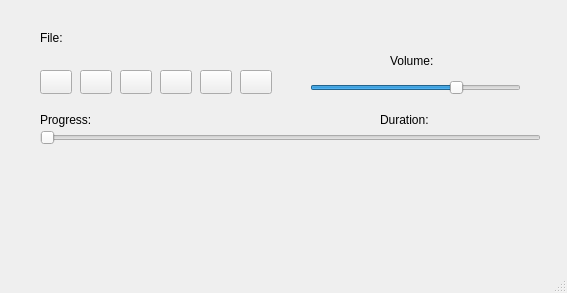
Qt form mainwindow.ui (Hurekity/QtMediaPlayer) before a commit.
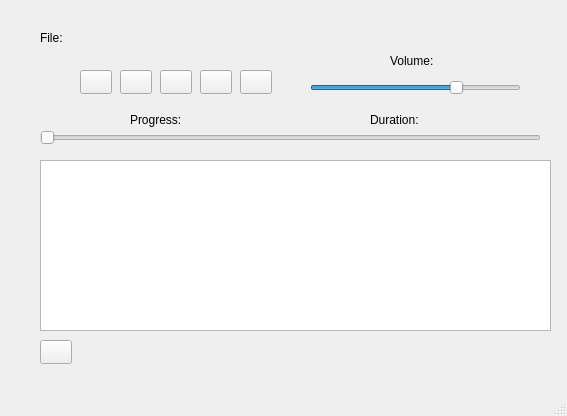
The same form after that commit. Icons and pictures are not drawn.

Commit message: Playlist start

```diff
--- a/mainwindow.ui
+++ b/mainwindow.ui
@@ -7,7 +7,7 @@
     <x>0</x>
     <y>0</y>
     <width>567</width>
-    <height>293</height>
+    <height>416</height>
    </rect>
   </property>
   <property name="windowTitle">
@@ -22,7 +22,7 @@
     <property name="geometry">
      <rect>
       <x>40</x>
-      <y>70</y>
+      <y>340</y>
       <width>32</width>
       <height>24</height>
      </rect>
@@ -154,7 +154,7 @@
    <widget class="QLabel" name="labelDuration">
     <property name="geometry">
      <rect>
-      <x>380</x>
+      <x>370</x>
       <y>110</y>
       <width>161</width>
       <height>20</height>
@@ -167,7 +167,7 @@
    <widget class="QLabel" name="labelProgress">
     <property name="geometry">
      <rect>
-      <x>40</x>
+      <x>130</x>
       <y>110</y>
       <width>151</width>
       <height>20</height>
@@ -177,6 +177,16 @@
      <string>Progress:</string>
     </property>
    </widget>
+   <widget class="QTableView" name="tableViewPlaylist">
+    <property name="geometry">
+     <rect>
+      <x>40</x>
+      <y>160</y>
+      <width>511</width>
+      <height>171</height>
+     </rect>
+    </property>
+   </widget>
   </widget>
   <widget class="QMenuBar" name="menubar">
    <property name="geometry">
```
The commit also changes 2 other files.
